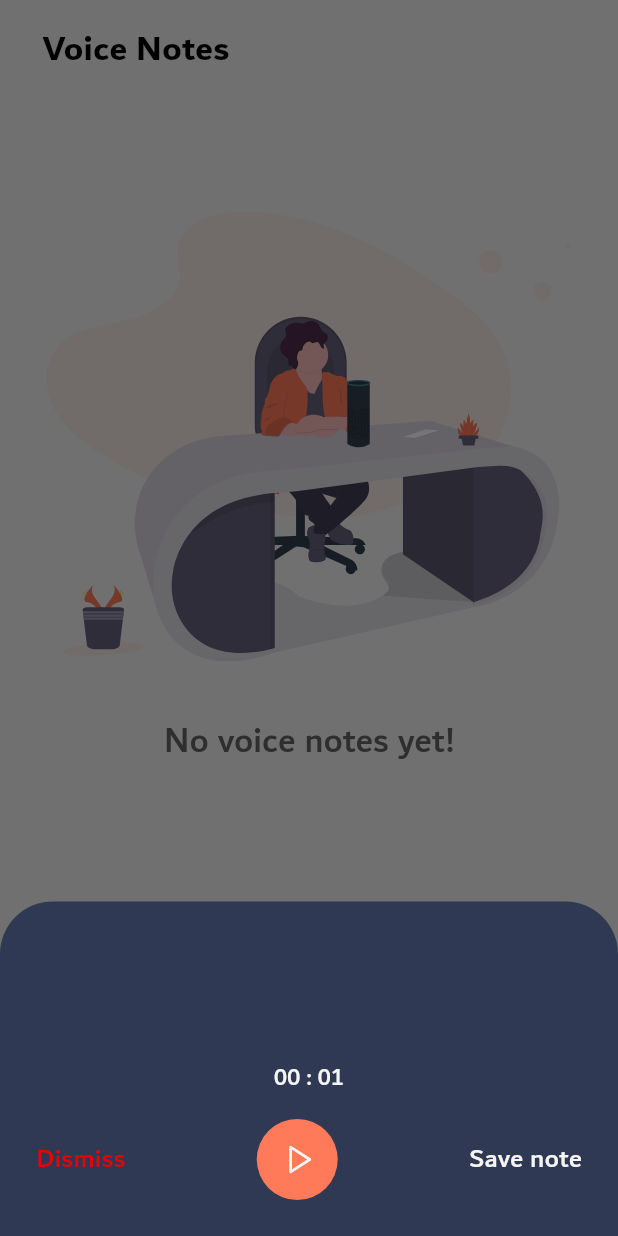
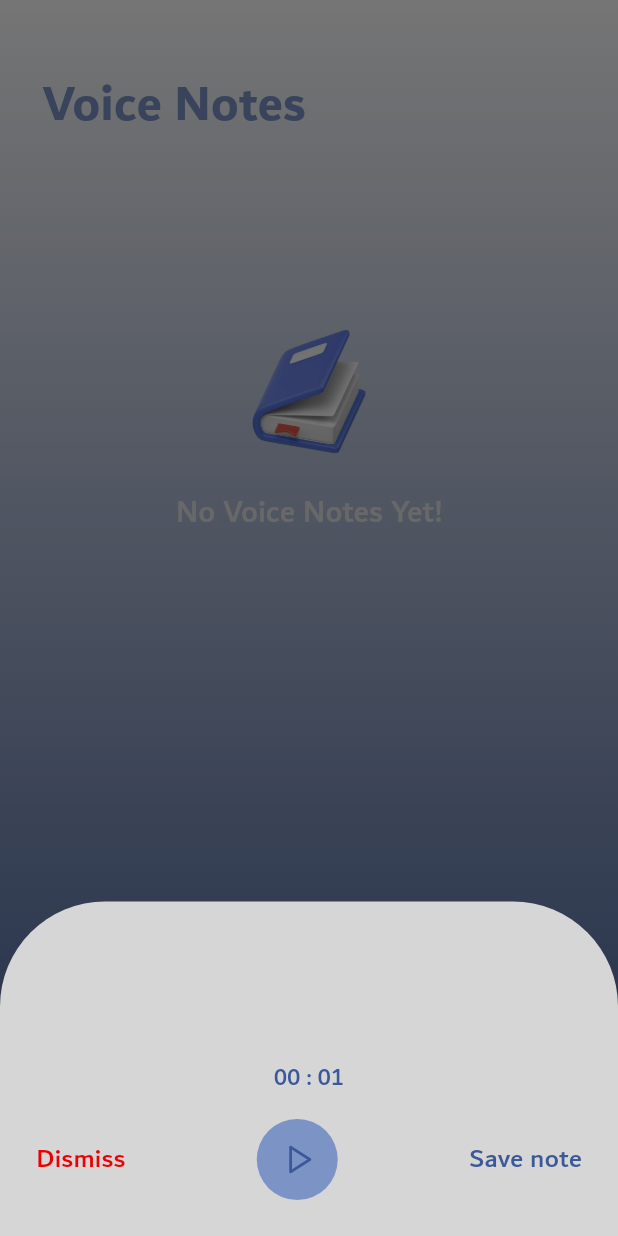
Before and after one commit to Menna096/Electronic-mind-of-Alzheimer-s-patientsFlutter2, a Flutter app: the _HomeBody screen opened directly, after a tap on an icon or button, on a phone screen of 412 x 824 dp. Run offline on Flutter 3.47's test engine with Material 3 defaults, Android fonts, the phone set to English and light mode, and no system bars; our stand-ins replace bloc, dio, equatable, flutter_bloc, flutter_feather_icons, flutter_secure_storage and 9 more; missing offline and left inert: record; accounts and stored records are empty; statements that could not run were skipped.

Commit message:
edit_notes1

```diff
--- a/vv/lib/Notes/models/note_model.dart
+++ b/vv/lib/Notes/models/note_model.dart
@@ -1,19 +1,23 @@
 import 'package:hive/hive.dart';
 part 'note_model.g.dart';
- @HiveType(typeId: 0)
+
+@HiveType(typeId: 0)
 class NoteModel extends HiveObject {
   @HiveField(0)
-   String title;
+  String title;
   @HiveField(1)
-   String subtitle;
+  String subtitle;
   @HiveField(2)
   final String date;
   @HiveField(3)
-   int color;
+  int color;
+  @HiveField(4)
+  String? item;
 
   NoteModel(
       {required this.title,
       required this.subtitle,
       required this.date,
-      required this.color});
+      required this.color,
+       this.item});
 }
--- a/vv/lib/Notes/voice/core/utils/app_bottom_sheet.dart
+++ b/vv/lib/Notes/voice/core/utils/app_bottom_sheet.dart
@@ -13,8 +13,8 @@ Future<T?> showAppBottomSheet<T>(BuildContext context,{
     enableDrag: false,
     shape: const RoundedRectangleBorder(
       borderRadius: BorderRadius.only(
-        topLeft: Radius.circular(35),
-        topRight: Radius.circular(35),
+        topLeft: Radius.circular(70),
+        topRight: Radius.circular(70),
       ),
     ),
     builder: (context) {
--- a/vv/lib/Notes/voice/core/utils/constants/app_colors.dart
+++ b/vv/lib/Notes/voice/core/utils/constants/app_colors.dart
@@ -4,17 +4,17 @@ import 'dart:ui';
 class AppColors{
   AppColors._();
 
-  static const Color background = Color(0xffF5F5F5);
+  static const Color background = Color(0xff3B5998);
 
-  static const Color primary = Color(0xffFF7A59);
+  static const Color primary = Color.fromARGB(255, 124, 147, 198);
 
   static const Color black900 = Color(0xff000000);
   static const Color black800 = Color(0xff0C0C0C);
 
-  static const Color white = Color(0xffFFFFFF);
+  static const Color white = Color(0xff3B5998);
 
-  static const Color blue800 = Color(0xff303954);
-  static const Color blue200 = Color(0xff6E7487);
+  static const Color blue800 = Color.fromARGB(255, 214, 214, 215);
+  static const Color blue200 = Color.fromARGB(255, 214, 214, 215);
 
   static const Color grey = Color(0xff656565);
 
--- a/vv/lib/Notes/voice/core/utils/constants/app_styles.dart
+++ b/vv/lib/Notes/voice/core/utils/constants/app_styles.dart
@@ -21,7 +21,7 @@ class AppTextStyles{
 
   static TextStyle medium({
     double fontSize = 16,
-    Color color = Colors.black,
+    Color color = const Color.fromARGB(255, 197, 36, 36),
     TextDecoration? textDecoration,
     double? height
   }){
--- a/vv/lib/Notes/voice/home/manager/audio_recorder_manager/audio_recorder_controller.dart
+++ b/vv/lib/Notes/voice/home/manager/audio_recorder_manager/audio_recorder_controller.dart
@@ -2,9 +2,10 @@ import 'dart:async';
 
 import 'package:permission_handler/permission_handler.dart';
 import 'package:record/record.dart';
+import 'package:path/path.dart' as path;
 import 'package:vv/Notes/voice/home/manager/audio_recorder_manager/audio_recorder_file_helper.dart';
-import 'package:path/path.dart' as path;
 import 'package:vv/Notes/voice/home/model/voice_note_model.dart';
+
 
 class AudioRecorderController{
   final AudioRecorderFileHelper _audioRecorderFileHelper;
@@ -48,7 +49,7 @@ class AudioRecorderController{
     try{
       final filePath = path.join(
          (await _audioRecorderFileHelper.getRecordsDirectory).path,
-        "${DateTime.now().millisecondsSinceEpoch}.m4a" /////////////////////////////////////////
+        "${DateTime.now().millisecondsSinceEpoch}" /////////////////////////////////////////
       );
 
       await _audioRecorder.start(
--- a/vv/lib/Notes/voice/home/pages/home_page.dart
+++ b/vv/lib/Notes/voice/home/pages/home_page.dart
@@ -15,7 +15,7 @@ import 'package:vv/Notes/voice/home/widgets/voice_note_card.dart';
 import 'package:vv/Notes/voice/core/utils/app_bottom_sheet.dart';
 
 class HomePage extends StatelessWidget {
-  const HomePage({super.key});
+  const HomePage({Key? key});
 
   @override
   Widget build(BuildContext context) {
@@ -27,15 +27,15 @@ class HomePage extends StatelessWidget {
 }
 
 class _HomeBody extends StatefulWidget {
-  const _HomeBody({super.key});
+  const _HomeBody({Key? key});
 
   @override
   State<_HomeBody> createState() => _HomeBodyState();
 }
 
 class _HomeBodyState extends State<_HomeBody> {
-  final PagingController<int,VoiceNoteModel> pagingController =
-    PagingController<int,VoiceNoteModel>(firstPageKey: 1,invisibleItemsThreshold: 6);
+  final PagingController<int, VoiceNoteModel> pagingController =
+      PagingController(firstPageKey: 1, invisibleItemsThreshold: 6);
 
   @override
   void initState() {
@@ -54,11 +54,12 @@ class _HomeBodyState extends State<_HomeBody> {
   void onDataFetched(VoiceNotesFetched state) {
     final data = state.voiceNotes;
 
-    final isLastPage = data.isEmpty || data.length < context.read<VoiceNotesCubit>().fetchLimit;
+    final isLastPage =
+        data.isEmpty || data.length < context.read<VoiceNotesCubit>().fetchLimit;
     if (isLastPage) {
       pagingController.appendLastPage(data);
     } else {
-      final nextPageKey = (pagingController.nextPageKey??0) + 1;
+      final nextPageKey = (pagingController.nextPageKey ?? 0) + 1;
       pagingController.appendPage(data, nextPageKey);
     }
   }
@@ -66,104 +67,118 @@ class _HomeBodyState extends State<_HomeBody> {
   @override
   Widget build(BuildContext context) {
     return Scaffold(
-      backgroundColor: AppColors.background,
+        backgroundColor: Color(0xff3B5998),
         body: Stack(
           alignment: Alignment.center,
           children: [
+            Container(
+              decoration: BoxDecoration(
+                gradient: LinearGradient(
+                  begin: Alignment.topCenter,
+                  end: Alignment.bottomCenter,
+                  colors: [Color(0xffFFFFFF), Color(0xff3B5998)],
+                ),
+              ),
+            ),
             Positioned.fill(
               child: SafeArea(
                 child: Column(
                   crossAxisAlignment: CrossAxisAlignment.start,
                   children: [
-                  const SizedBox(height: 16,),
+                    const SizedBox(
+                      height: 16,
+                    ),
 
                     Padding(
-                    padding: const EdgeInsets.symmetric(horizontal: 28),
-                    child: Text("Voice Notes",style: AppTextStyles.bold(
-                      fontSize: 24,
-                      color: AppColors.black900,
-                    ),),
+                     padding: const EdgeInsets.only(top: 30, left: 28, right: 28),
+                      child: Text(
+                        "Voice Notes",
+                        style: AppTextStyles.bold(
+                          fontSize: 34,
+                          color: Color.fromARGB(255, 124, 147, 198),
+                        ),
+                      ),
                     ),
 
-                  const SizedBox(height: 16,),
+                    const SizedBox(
+                      height: 16,
+                    ),
 
                     Expanded(
-                    child: BlocListener<VoiceNotesCubit,VoiceNotesState>(
+                      child: BlocListener<VoiceNotesCubit, VoiceNotesState>(
                         listener: (context, state) {
-                        if(state is VoiceNotesError){
+                          if (state is VoiceNotesError) {
                             pagingController.error = state.message;
-                        }else if(state is VoiceNotesFetched){
+                          } else if (state is VoiceNotesFetched) {
                             onDataFetched(state);
-                        }else if(state is VoiceNoteDeleted){
-                          final List<VoiceNoteModel> voiceNotes = List.from(pagingController.value.itemList ?? []);
+                          } else if (state is VoiceNoteDeleted) {
+                            final List<VoiceNoteModel> voiceNotes =
+                                List.from(pagingController.value.itemList ?? []);
                             voiceNotes.remove(state.voiceNoteModel);
                             pagingController.itemList = voiceNotes;
-                        }else if(state is VoiceNoteAdded){
-                          final List<VoiceNoteModel> newItems = List.from(pagingController.itemList ?? []);
-                          newItems.insert(0,state.voiceNoteModel);
+                          } else if (state is VoiceNoteAdded) {
+                            final List<VoiceNoteModel> newItems =
+                                List.from(pagingController.itemList ?? []);
+                            newItems.insert(0, state.voiceNoteModel);
                             pagingController.itemList = newItems;
                           }
                         },
-                      child: PagedListView<int,VoiceNoteModel>(
+                        child: PagedListView<int, VoiceNoteModel>(
                           pagingController: pagingController,
                           padding: const EdgeInsets.only(
-                            right: 24,
-                            left: 24,
-                            bottom: 80
-                        ),
+                              right: 24, left: 24, bottom: 80),
                           builderDelegate: PagedChildBuilderDelegate(
                             noItemsFoundIndicatorBuilder: (context) {
-                            return Column(
-                                children: [
-                                  const SizedBox(height: 55,),
-
-                                  SvgPicture.asset(
-                                    "images/no_voice_notes.svg",
-                                    width: 350,
-                                    height: 340,
-                                    placeholderBuilder: (context) {
-                                      return const SizedBox(
-                                        width: 350,
-                                        height: 340,
-                                      );
-                                    },
+                              return Column(children: [
+                                const SizedBox(
+                                  height: 100,
                                 ),
-
-                                  const SizedBox(height: 16,),
-
+                                Image.asset(
+                                  "images/noteees.jpg",
+                                  width: 100,
+                                  height: 100,
+                                  fit: BoxFit.cover,
+                                ),
+                                const SizedBox(
+                                  height: 16,
+                                ),
                                 Text(
-                                    "No voice notes yet!",
+                                  "No Voice Notes Yet!",
                                   style: AppTextStyles.medium(
-                                        color: AppColors.grey,
-                                        fontSize: 24
+                                      color: const Color.fromARGB(255, 227, 226, 226),
+                                      fontSize: 21),
                                 ),
-                                  ),
-                                ]
-                            );
+                              ]);
                             },
                             firstPageErrorIndicatorBuilder: (context) {
                               return Center(
                                 child: Column(
                                   children: [
                                     Text(pagingController.error.toString()),
-
-                                  const SizedBox(height: 8,),
-
+                                    const SizedBox(
+                                      height: 8,
+                                    ),
                                     GestureDetector(
                                         onTap: () {
                                           pagingController.retryLastFailedRequest();
                                         },
-                                      child: Text("Retry",style: AppTextStyles.medium(),)
-                                  )
+                                        child: Text(
+                                          "Retry",
+                                          style: AppTextStyles.medium(),
+                                        ))
                                   ],
                                 ),
                               );
                             },
                             firstPageProgressIndicatorBuilder: (context) {
-                            return const Center(child: CircularProgressIndicator(),);
+                              return const Center(
+                                child: CircularProgressIndicator(),
+                              );
                             },
                             newPageProgressIndicatorBuilder: (context) {
-                            return const Center(child: CircularProgressIndicator(),);
+                              return const Center(
+                                child: CircularProgressIndicator(),
+                              );
                             },
                             noMoreItemsIndicatorBuilder: (context) {
                               return const SizedBox.shrink();
@@ -171,7 +186,6 @@ class _HomeBodyState extends State<_HomeBody> {
                             itemBuilder: (context, item, index) {
                               return VoiceNoteCard(voiceNoteInfo: item);
                             },
-
                           ),
                         ),
                       ),
@@ -180,24 +194,8 @@ class _HomeBodyState extends State<_HomeBody> {
                 ),
               ),
             ),
-
-          Positioned(
-            bottom: 0,
-            child: Container(
-              width: 150,
-              height: 50,
-              decoration: const BoxDecoration(
-                  color: AppColors.background,
-                  borderRadius: BorderRadius.only(
-                    topRight: Radius.circular(70),
-                    topLeft: Radius.circular(70),
-                  )
-              ),
-            ),
-          ),
-
             const Positioned(
-            bottom:10,
+                bottom: 10,
                 child: _AddRecordButton()
             )
           ],
@@ -207,25 +205,25 @@ class _HomeBodyState extends State<_HomeBody> {
 }
 
 class _AddRecordButton extends StatelessWidget {
-  const _AddRecordButton({super.key});
+  const _AddRecordButton({Key? key});
 
   @override
   Widget build(BuildContext context) {
     return Material(
       color: AppColors.primary,
-      borderRadius: BorderRadius.circular(27),
+      borderRadius: BorderRadius.circular(100),
       clipBehavior: Clip.antiAlias,
       child: InkWell(
         splashColor: Colors.white12,
-        onTap: () async{
+        onTap: () async {
           final VoiceNoteModel? newVoiceNote = await showAppBottomSheet(
               context,
-            builder: (context){
+              builder: (context) {
                 return const AudioRecorderView();
               }
           );
 
-          if(newVoiceNote != null && context.mounted){
+          if (newVoiceNote != null && context.mounted) {
             context.read<VoiceNotesCubit>().addToVoiceNotes(newVoiceNote);
           }
         },
--- a/vv/lib/Notes/voice/main.dart
+++ /dev/null
@@ -1,19 +0,0 @@
-import 'package:flutter/material.dart';
-import 'package:vv/Notes/voice/home/pages/home_page.dart';
-
-void main() {
-  runApp(const MyApp());
-}
-
-class MyApp extends StatelessWidget {
-  const MyApp({super.key});
-
-  @override
-  Widget build(BuildContext context) {
-    return const MaterialApp(
-      title: 'Voice Notes',
-      debugShowCheckedModeBanner: false,
-      home: HomePage(),
-    );
-  }
-}
--- a/vv/lib/Patient/mainpagepatient/mainpagepatient.dart
+++ b/vv/lib/Patient/mainpagepatient/mainpagepatient.dart
@@ -86,7 +86,7 @@ class mainpagepatient extends StatelessWidget {
         child: Stack(
           children: [
             Positioned(
-              bottom: 433,
+              bottom: 450,
               child: Container(
                 child: Image.asset(
                   'images/welcome2.png',
@@ -123,7 +123,7 @@ class mainpagepatient extends StatelessWidget {
               child: GestureDetector(
                 onTap: () {
                   Navigator.of(context).push(MaterialPageRoute(
-                      builder: (context) => Notes_view()));
+                      builder: (context) => Notes_View()));
                 },
                 child: Container(
                   child: Image.asset(
--- a/vv/pubspec.yaml
+++ b/vv/pubspec.yaml
@@ -119,7 +119,8 @@ flutter:
     - images/eng.png
     - images/icons8-task-100.png
     - images/noteees.jpg
-    - images/no_voice_notes.svg
+
+
 
 
 
```
Also changed, not shown: vv/lib/Notes/two_button.dart (deleted, +0 -91 lines), vv/lib/Notes/views/Notes_view/Notes_view.dart (+6 -3 lines), vv/lib/Notes/views/widgets/CustomAppBar.dart (+26 -7 lines), vv/lib/Notes/views/widgets/NotesViewBody.dart (+39 -3 lines), vv/lib/Notes/voice/home/widgets/voice_note_card.dart (+30 -16 lines), vv/lib/main.dart (+12 -3 lines), vv/images/no_voice_notes.svg (deleted), vv/images/noteees1.jpg (added). Lines whose indentation alone changed are shown as unchanged.
